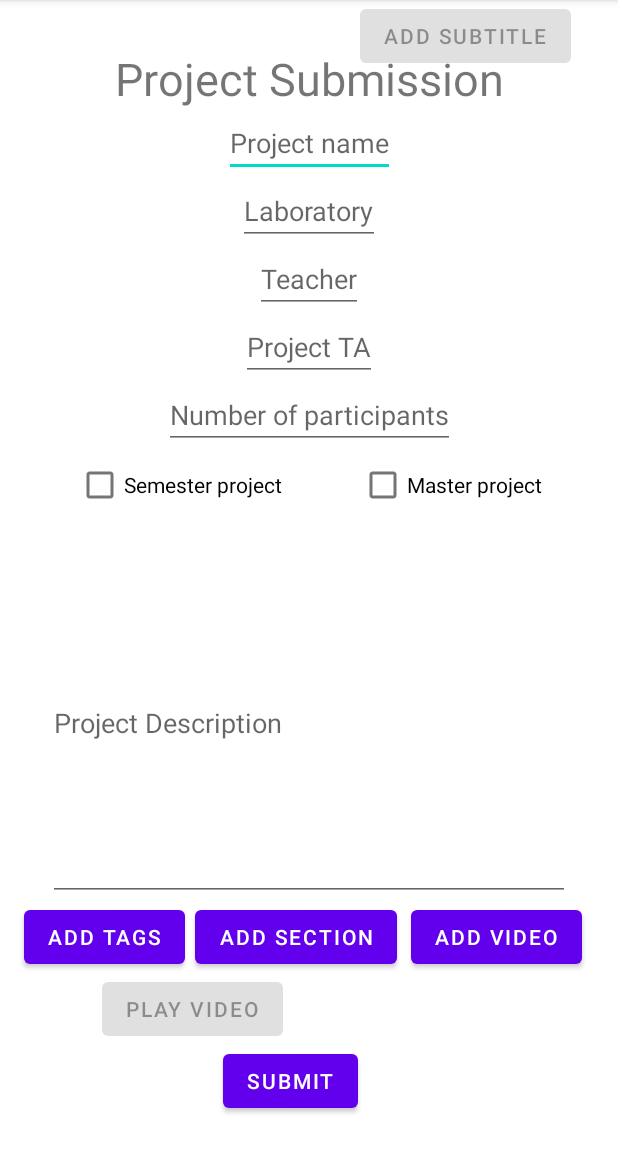
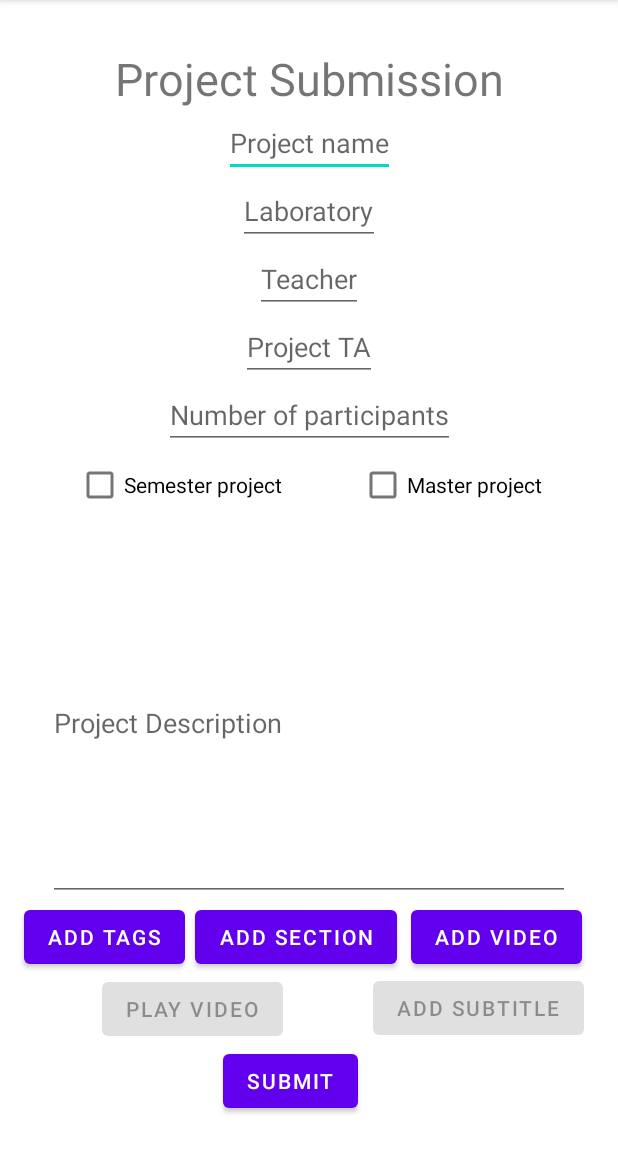
Before and after one commit to asfoury/projmag, an Android app: the Form screen opened directly, with no data from a screen before it, on a phone screen of 412 x 824 dp, the part 84-1236 px from its top. Run offline under Robolectric (Android 15) with nearby library versions, the phone set to English and light mode, and no system bars; our stand-ins replace Firebase (no records; nobody signed in at launch, a user with empty details on screens opened directly).

Commit message:
button constrained vertically

```diff
--- a/app/src/main/res/layout/activity_project_creation.xml
+++ b/app/src/main/res/layout/activity_project_creation.xml
@@ -162,10 +162,12 @@
             android:layout_height="wrap_content"
             android:enabled="false"
             android:text="@string/form_add_subtitle_button"
+            app:layout_constraintBottom_toBottomOf="parent"
             app:layout_constraintEnd_toEndOf="parent"
-            app:layout_constraintHorizontal_bias="0.618"
+            app:layout_constraintHorizontal_bias="0.722"
             app:layout_constraintStart_toEndOf="@+id/play_video"
-            tools:layout_editor_absoluteY="643dp" />
+            app:layout_constraintTop_toTopOf="parent"
+            app:layout_constraintVertical_bias="0.93" />
 
         <Button
             android:id="@+id/form_button_sub"
```
